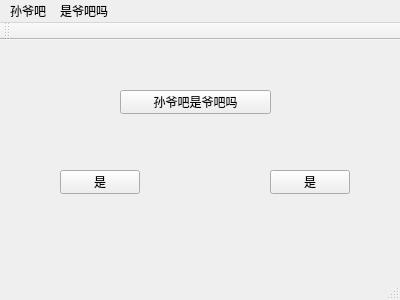
Steve-Xyh/Code-Hub, file QT/test1/mainwindow.ui: the form before one commit.
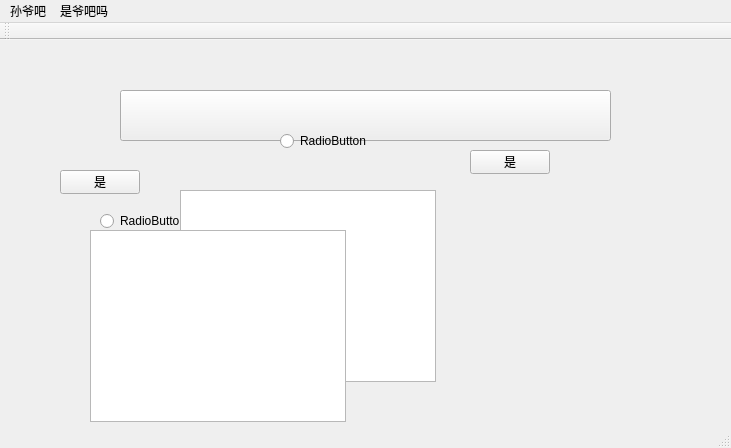
The form after the commit.

```diff
--- a/QT/test1/mainwindow.ui
+++ b/QT/test1/mainwindow.ui
@@ -6,8 +6,8 @@
    <rect>
     <x>0</x>
     <y>0</y>
-    <width>400</width>
-    <height>300</height>
+    <width>731</width>
+    <height>448</height>
    </rect>
   </property>
   <property name="windowTitle">
@@ -30,8 +30,8 @@
    <widget class="QPushButton" name="pushButton_2">
     <property name="geometry">
      <rect>
-      <x>270</x>
-      <y>130</y>
+      <x>470</x>
+      <y>110</y>
       <width>80</width>
       <height>24</height>
      </rect>
@@ -45,12 +45,69 @@
      <rect>
       <x>120</x>
       <y>50</y>
-      <width>151</width>
-      <height>24</height>
+      <width>491</width>
+      <height>51</height>
      </rect>
     </property>
     <property name="text">
-     <string>孙爷吧是爷吧吗</string>
+     <string/>
+    </property>
+   </widget>
+   <widget class="QRadioButton" name="radioButton">
+    <property name="geometry">
+     <rect>
+      <x>100</x>
+      <y>170</y>
+      <width>100</width>
+      <height>22</height>
+     </rect>
+    </property>
+    <property name="text">
+     <string>RadioButton</string>
+    </property>
+   </widget>
+   <widget class="QListView" name="listViewk">
+    <property name="geometry">
+     <rect>
+      <x>180</x>
+      <y>150</y>
+      <width>256</width>
+      <height>192</height>
+     </rect>
+    </property>
+   </widget>
+   <widget class="QWidget" name="formLayoutWidget">
+    <property name="geometry">
+     <rect>
+      <x>60</x>
+      <y>50</y>
+      <width>160</width>
+      <height>80</height>
+     </rect>
+    </property>
+    <layout class="QFormLayout" name="formLayout"/>
+   </widget>
+   <widget class="QRadioButton" name="radioButton_2">
+    <property name="geometry">
+     <rect>
+      <x>280</x>
+      <y>90</y>
+      <width>100</width>
+      <height>22</height>
+     </rect>
+    </property>
+    <property name="text">
+     <string>RadioButton</string>
+    </property>
+   </widget>
+   <widget class="QListView" name="listView_2">
+    <property name="geometry">
+     <rect>
+      <x>90</x>
+      <y>190</y>
+      <width>256</width>
+      <height>192</height>
+     </rect>
     </property>
    </widget>
   </widget>
@@ -68,7 +125,7 @@
     <rect>
      <x>0</x>
      <y>0</y>
-     <width>400</width>
+     <width>731</width>
      <height>25</height>
     </rect>
    </property>
```
